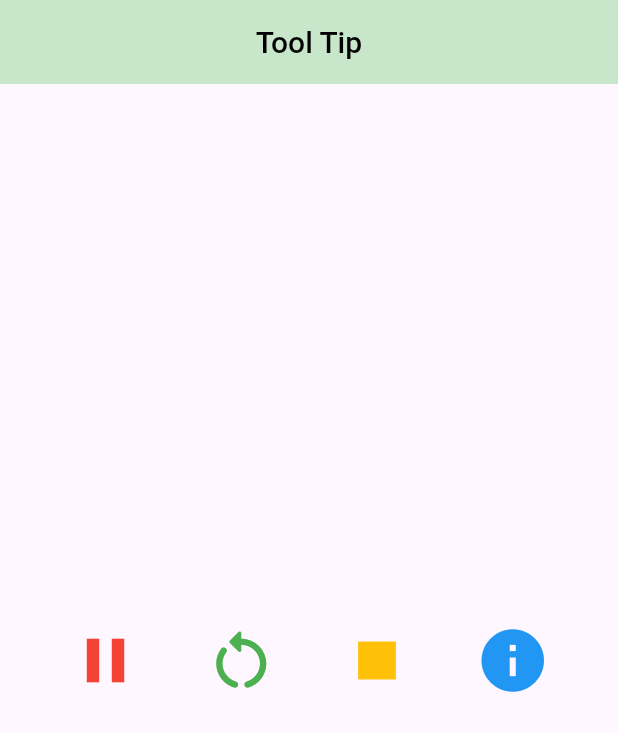
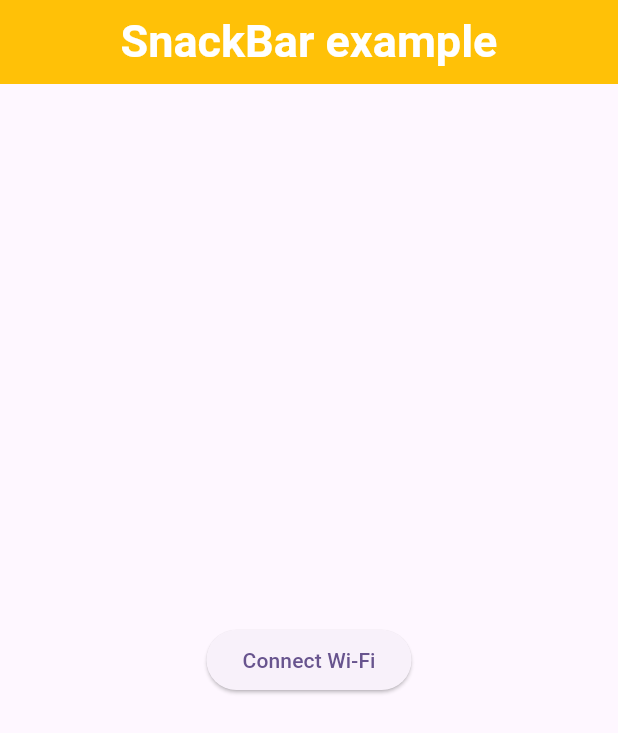
Before and after one commit to azizbekyokhubov1999/widgets_flutter_practise, a Flutter app: the screen it shows after launch, on a phone screen of 412 x 824 dp. Shown: the top 733 px of the screen. Run offline on Flutter 3.47's test engine with Material 3 defaults, Android fonts, the phone set to English and light mode, and no system bars.

Commit message:
for video 10 | SnackBar widget

```diff
--- a/lib/main.dart
+++ b/lib/main.dart
@@ -4,6 +4,7 @@ import 'package:widgets_flutter_practise/pages/home_page.dart';
 import 'package:widgets_flutter_practise/pages/image_size.dart';
 import 'package:widgets_flutter_practise/pages/my_buttons.dart';
 import 'package:widgets_flutter_practise/pages/page_1.dart';
+import 'package:widgets_flutter_practise/pages/snacbar_widget.dart';
 import 'package:widgets_flutter_practise/pages/text_field.dart';
 import 'package:widgets_flutter_practise/pages/tool_tip.dart';
 
@@ -23,7 +24,7 @@ class MyApp extends StatelessWidget {
         colorScheme: ColorScheme.fromSeed(seedColor: Colors.deepPurple),
         useMaterial3: true,
       ),
-      home: MyToolTip()
+      home: MySnackBar()
     );
   }
 }
--- /dev/null
+++ b/lib/pages/snacbar_widget.dart
@@ -0,0 +1,60 @@
+import 'package:flutter/material.dart';
+
+class MySnackBar extends StatelessWidget {
+  const MySnackBar({super.key});
+
+  @override
+  Widget build(BuildContext context) {
+    return Scaffold(
+      appBar: AppBar(
+        centerTitle: true,
+        title: Text(
+          "SnackBar example",
+          style: TextStyle(
+            color: Colors.white,
+            fontWeight: FontWeight.bold,
+            fontSize: 30
+          ),
+        ),
+        backgroundColor: Colors.amber,
+      ),
+      body: Center(
+        child: ElevatedButton(
+            onPressed: (){
+              ScaffoldMessenger.of(context).showSnackBar(
+                SnackBar(
+                  backgroundColor: Colors.deepPurple,
+                    action: SnackBarAction(
+                        label: "Undo",
+                        textColor: Colors.white,
+                        onPressed: () {
+
+                        }
+                    ),
+                    content: Row(
+                      children: [
+                        Icon(Icons.wifi_off_outlined,
+                        size: 40,
+                          color: Colors.white,
+                        ),
+                        SizedBox(width: 30),
+                        Text("Connection error",
+                          style: TextStyle(
+                              color: Colors.white,
+                              fontWeight: FontWeight.bold,
+                              fontSize: 20
+                          ),
+                        )
+                      ],
+                    )
+                )
+              );
+            },
+            child: Text(
+              "Connect Wi-Fi"
+            )
+        ),
+      ),
+    );
+  }
+}
```
